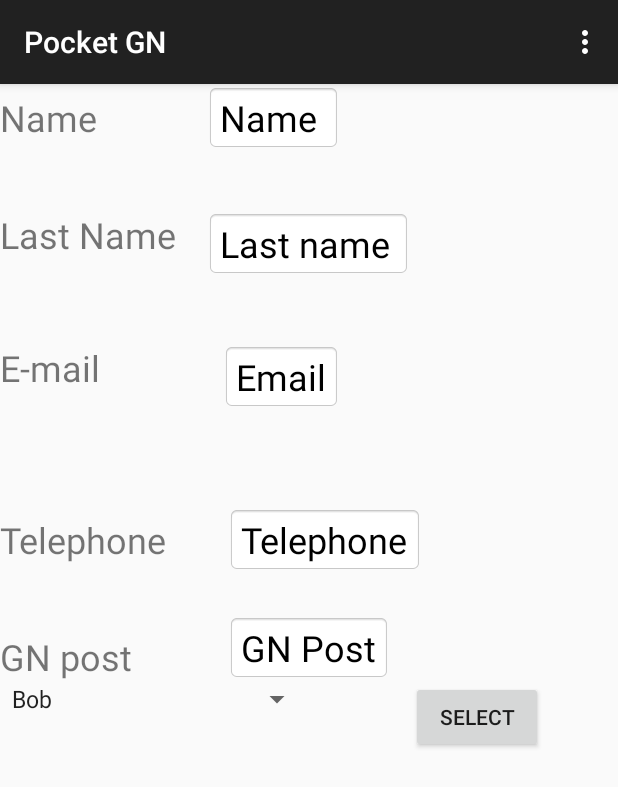
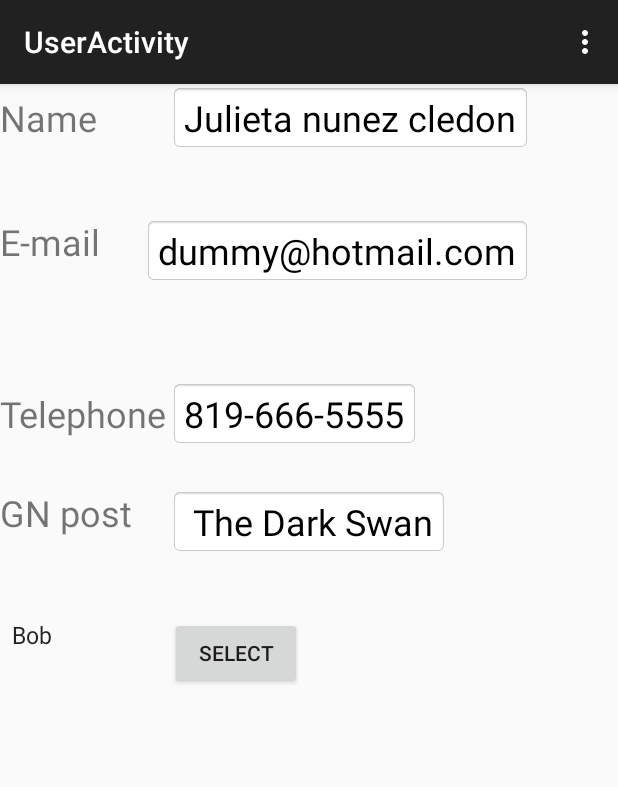
Before and after one commit to VincentHamel/mcoo-gn, an Android app: the screen it shows after launch (MainActivity before the commit, UserActivity after it), after a tap on "LOGIN", on a phone screen of 412 x 824 dp. Shown: the top 787 px of the screen. Run offline under Robolectric (Android 15) with nearby library versions, the phone set to English and light mode, and no system bars.

Commit message:
User Display 4.0

```diff
--- a/frontend/MCOO_gn_frontend/app/src/main/AndroidManifest.xml
+++ b/frontend/MCOO_gn_frontend/app/src/main/AndroidManifest.xml
@@ -23,6 +23,10 @@
             android:name=".CharacterActivity"
             android:label="@string/title_activity_character" >
         </activity>
+        <activity
+            android:name=".UserActivity"
+            android:label="@string/title_activity_user" >
+        </activity>
     </application>
 
 </manifest>
--- a/frontend/MCOO_gn_frontend/app/src/main/java/mcoo/mcoo_gn_frontend/MainActivity.java
+++ b/frontend/MCOO_gn_frontend/app/src/main/java/mcoo/mcoo_gn_frontend/MainActivity.java
@@ -16,9 +16,16 @@ public class MainActivity extends ActionBarActivity {
     }
 
     public void onClickLogin(View v){
+        Intent intent = new Intent(this, UserActivity.class);
+        startActivity(intent);
+    }
+    // move to useractivity
+    /*
+    public void onCharacterClick(View v){
         Intent intent = new Intent(this, CharacterActivity.class);
         startActivity(intent);
     }
+    */
 
     @Override
     public boolean onCreateOptionsMenu(Menu menu) {
@@ -42,10 +49,6 @@ public class MainActivity extends ActionBarActivity {
         return super.onOptionsItemSelected(item);
     }
 
-    public void characterClick(View v){
-        setContentView(R.layout.activity_player);
-    }
-
 
    // public void NouveauButton(View v) {setContentView(R.layout.wabajaba);}
 
--- a/frontend/MCOO_gn_frontend/app/src/main/java/mcoo/mcoo_gn_frontend/UserActivity.java
+++ b/frontend/MCOO_gn_frontend/app/src/main/java/mcoo/mcoo_gn_frontend/UserActivity.java
@@ -1,11 +1,14 @@
 package mcoo.mcoo_gn_frontend;
 
 
+import android.content.Intent;
 import android.support.v7.app.ActionBarActivity;
 import android.os.Bundle;
 import android.view.Menu;
 import android.view.MenuItem;
+import android.view.View;
 import android.widget.ArrayAdapter;
+import android.widget.Button;
 import android.widget.EditText;
 import android.widget.ListView;
 
@@ -17,30 +20,55 @@ import java.util.List;
  * Created by Vince on 2015-07-28.
  */
 public class UserActivity extends ActionBarActivity {
+    EditText textViewUserName;
+    EditText textViewUserEmail;
+    EditText textViewUserTelephone;
+    EditText textViewUserGNPost;
+
+    Button buttonViewCharacter;
+
 
     @Override
     protected void onCreate(Bundle savedInstanceState) {
         super.onCreate(savedInstanceState);
-        setContentView(R.layout.activity_character);
+        setContentView(R.layout.activity_user);
 
-        EditText textViewrealPlayerName = (EditText) findViewById(R.id.realplayer_name);
-        EditText textViewCharacterNationality = (EditText) findViewById(R.id.character_nationality);
-        EditText textViewCharacterRace = (EditText) findViewById(R.id.character_race);
-        EditText textViewCharacterProfession = (EditText) findViewById(R.id.character_profession);
-        EditText textViewCharacterClass = (EditText) findViewById(R.id.character_class);
-        EditText textViewCharacterBelief = (EditText) findViewById(R.id.character_belief);
-        EditText textViewCharacterMaxHP = (EditText) findViewById(R.id.character_max_hp);
-        ListView listViewSkills = (ListView) findViewById(R.id.character_skills);
-        EditText textViewCharacterXP = (EditText) findViewById(R.id.character_xp);
+        EditText textViewUserName = (EditText) findViewById(R.id.UserName);
+        EditText textViewUserEmail = (EditText) findViewById(R.id.UserEmail);
+        EditText textViewUserTelephone = (EditText) findViewById(R.id.UserTelephone);
+        EditText textViewUserGNPost = (EditText) findViewById(R.id.UserGNPost);
 
-        List<String> skills = new ArrayList<String>();
-        skills.add("meditation");
-        skills.add("decrypt");
-        ArrayAdapter<String> adapter = new ArrayAdapter<String>(listViewSkills.getContext(), android.R.layout.simple_list_item_1, skills);
-        listViewSkills.setAdapter(adapter);
+        textViewUserName.setText("Julieta nunez cledon");
+        textViewUserEmail.setText("dummy@hotmail.com");
+        textViewUserTelephone.setText("819-666-5555");
+        textViewUserGNPost.setText(" The Dark Swan");
 
-        textViewrealPlayerName.setText("Julieta");
-       // crap data
     }
 
+
+    @Override
+    public boolean onCreateOptionsMenu(Menu menu) {
+        // Inflate the menu; this adds items to the action bar if it is present.
+        getMenuInflater().inflate(R.menu.menu_character, menu);
+        return true;
+    }
+
+    @Override
+    public boolean onOptionsItemSelected(MenuItem item) {
+        // Handle action bar item clicks here. The action bar will
+        // automatically handle clicks on the Home/Up button, so long
+        // as you specify a parent activity in AndroidManifest.xml.
+        int id = item.getItemId();
+
+        //noinspection SimplifiableIfStatement
+        if (id == R.id.action_settings) {
+            return true;
+        }
+
+        return super.onOptionsItemSelected(item);
+    }
+    public void onCharacterClick(View v){
+        Intent intent = new Intent(this, CharacterActivity.class);
+        startActivity(intent);
+    }
 }
--- a/frontend/MCOO_gn_frontend/app/src/main/res/layout/activity_main.xml
+++ b/frontend/MCOO_gn_frontend/app/src/main/res/layout/activity_main.xml
@@ -15,7 +15,7 @@
         android:id="@+id/login"
         android:clickable="true"
         android:enabled="true"
-        android:onClick="characterClick"
+        android:onClick="onClickLogin"
         android:layout_centerVertical="true"
         android:layout_centerHorizontal="true"
         android:background="@android:color/darker_gray" />
--- /dev/null
+++ b/frontend/MCOO_gn_frontend/app/src/main/res/layout/activity_user.xml
@@ -0,0 +1,136 @@
+<RelativeLayout xmlns:android="http://schemas.android.com/apk/res/android"
+    xmlns:tools="http://schemas.android.com/tools"
+    android:layout_width="fill_parent"
+    android:layout_height="wrap_content"
+    tools:context="mcoo.mcoo_gn_frontend.realplayerActivity"
+    android:orientation="vertical"
+    android:focusableInTouchMode="true">
+
+    <TextView android:text="Name"
+        android:layout_width="wrap_content"
+        android:layout_height="wrap_content"
+        android:id="@+id/UserNameLabel"
+        android:layout_alignParentLeft="true"
+        android:layout_alignParentTop="true"
+        android:layout_alignBaseline="@+id/UserName"
+        android:textSize="24dp" />
+
+    <EditText
+        android:layout_width="wrap_content"
+        android:layout_height="wrap_content"
+        android:inputType="textPersonName"
+        android:text="Name"
+        android:id="@+id/UserName"
+        android:hint="Name "
+        android:enabled="false"
+        android:textColor="#ff000000"
+        android:background="@android:drawable/editbox_background"
+        android:layout_alignParentTop="true"
+        android:textSize="24dp"
+        android:layout_alignLeft="@+id/UserTelephone"
+        android:layout_alignStart="@+id/UserTelephone" />
+
+
+
+    <TextView android:text="GN post "
+        android:layout_width="wrap_content"
+        android:layout_height="wrap_content"
+        android:id="@+id/UserLabelGNPost"
+        android:textSize="24dp"
+        android:layout_alignTop="@+id/UserGNPost"
+        android:layout_alignParentLeft="true"
+        android:layout_alignParentStart="true" />
+
+    <EditText
+        android:layout_width="wrap_content"
+        android:layout_height="wrap_content"
+        android:inputType="textPersonName"
+        android:text="GN Post"
+        android:id="@+id/UserGNPost"
+        android:hint="GN Post"
+        android:enabled="false"
+        android:textColor="#ff000000"
+        android:background="@android:drawable/editbox_background"
+        android:layout_below="@+id/UserlabelTelephone"
+        android:layout_centerHorizontal="true"
+        android:layout_marginTop="33dp"
+        android:textSize="24dp" />
+
+    <TextView android:text="E-mail "
+        android:layout_width="wrap_content"
+        android:layout_height="wrap_content"
+        android:id="@+id/UserlabelEmail"
+        android:textSize="24dp"
+        android:layout_alignTop="@+id/UserEmail"
+        android:layout_alignParentLeft="true"
+        android:layout_alignParentStart="true" />
+
+    <EditText
+        android:layout_width="wrap_content"
+        android:layout_height="wrap_content"
+        android:inputType="textPersonName"
+        android:text="Email"
+        android:id="@+id/UserEmail"
+        android:hint="Email"
+        android:enabled="false"
+        android:textColor="#ff000000"
+        android:background="@android:drawable/editbox_background"
+        android:layout_alignRight="@+id/UserName"
+        android:layout_alignEnd="@+id/UserName"
+        android:layout_marginTop="44dp"
+        android:textSize="24dp"
+        android:layout_below="@+id/UserName" />
+
+    <TextView android:text="Telephone "
+        android:layout_width="wrap_content"
+        android:layout_height="wrap_content"
+        android:id="@+id/UserlabelTelephone"
+        android:textSize="24dp"
+        android:layout_alignBaseline="@+id/UserTelephone"
+        android:layout_alignBottom="@+id/UserTelephone"
+        android:layout_alignParentLeft="true"
+        android:layout_alignParentStart="true" />
+
+    <EditText
+        android:layout_width="wrap_content"
+        android:layout_height="wrap_content"
+        android:inputType="textPersonName"
+        android:text="Telephone"
+        android:id="@+id/UserTelephone"
+        android:hint="Telephone"
+        android:enabled="false"
+        android:textColor="#ff000000"
+        android:background="@android:drawable/editbox_background"
+        android:layout_marginTop="64dp"
+        android:layout_below="@+id/UserEmail"
+        android:layout_alignLeft="@+id/UserGNPost"
+        android:layout_alignStart="@+id/UserGNPost"
+        android:textSize="24dp" />
+
+
+    <Spinner
+        android:layout_width="wrap_content"
+        android:layout_height="wrap_content"
+        android:id="@+id/characterSpinner"
+        android:entries="@array/object_array"
+        android:prompt="@string/select"
+        android:minHeight="24dp"
+        android:longClickable="false"
+        android:layout_below="@+id/UserGNPost"
+        android:layout_alignParentLeft="true"
+        android:layout_alignParentStart="true"
+        android:layout_marginTop="41dp" />
+
+    <Button
+        android:layout_width="wrap_content"
+        android:layout_height="wrap_content"
+        android:text="Select"
+        android:id="@+id/button3"
+        android:layout_alignTop="@+id/characterSpinner"
+        android:singleLine="false"
+        android:onClick="onCharacterClick"
+        android:longClickable="false"
+        android:clickable="true"
+        android:layout_alignLeft="@+id/UserTelephone" />
+
+</RelativeLayout>
--- /dev/null
+++ b/frontend/MCOO_gn_frontend/app/src/main/res/menu/menu_user.xml
@@ -0,0 +1,7 @@
+<menu xmlns:android="http://schemas.android.com/apk/res/android"
+    xmlns:app="http://schemas.android.com/apk/res-auto"
+    xmlns:tools="http://schemas.android.com/tools"
+    tools:context="mcoo.mcoo_gn_frontend.UserActivity">
+    <item android:id="@+id/action_settings" android:title="@string/action_settings"
+        android:orderInCategory="100" app:showAsAction="never" />
+</menu>
--- a/frontend/MCOO_gn_frontend/app/src/main/res/values/strings.xml
+++ b/frontend/MCOO_gn_frontend/app/src/main/res/values/strings.xml
@@ -16,4 +16,5 @@
     </string-array>
 
     <string name="hello_world">Hello world!</string>
+    <string name="title_activity_user">UserActivity</string>
 </resources>
```
